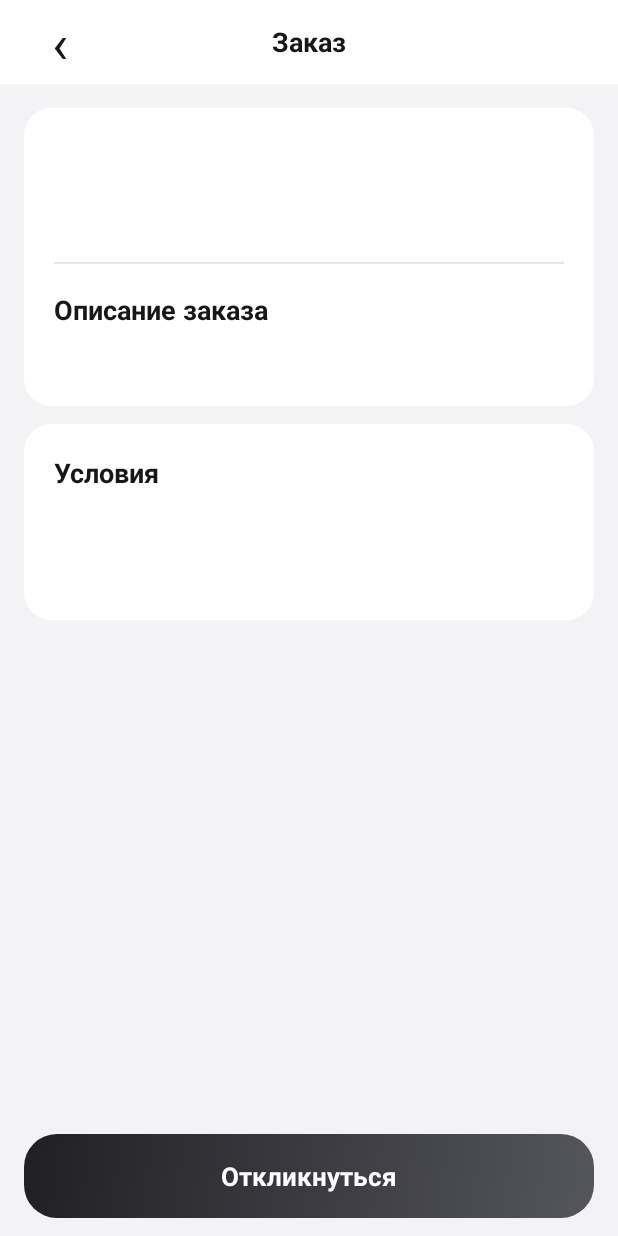
After one commit to semfi4ka/kursovaya-tri-mushketera, an Android app: the OrderDetailsActivity screen opened directly, with no data from a screen before it, on a phone screen of 412 x 824 dp. The commit adds this screen. Run offline under Robolectric (Android 15) with nearby library versions, the phone set to English and light mode, and no system bars.

Commit message:
Add order details screen

```diff
--- a/app/src/main/AndroidManifest.xml
+++ b/app/src/main/AndroidManifest.xml
@@ -12,6 +12,9 @@
         android:supportsRtl="true"
         android:theme="@style/Theme.Kursach">
         <activity
+            android:name=".OrderDetailsActivity"
+            android:exported="false" />
+        <activity
             android:name=".MainActivity"
             android:exported="true"
             android:windowSoftInputMode="adjustResize">
--- a/app/src/main/java/com/example/kursach/MainActivity.java
+++ b/app/src/main/java/com/example/kursach/MainActivity.java
@@ -1,6 +1,7 @@
 package com.example.kursach;
 
 import android.os.Bundle;
+import android.content.Intent;
 import android.text.Editable;
 import android.text.TextWatcher;
 import android.view.LayoutInflater;
@@ -10,6 +11,7 @@ import android.widget.CheckBox;
 import android.widget.EditText;
 import android.widget.LinearLayout;
 import android.widget.Spinner;
+import android.widget.TextView;
 import android.widget.Toast;
 
 import java.util.Locale;
@@ -51,9 +53,10 @@ public class MainActivity extends AppCompatActivity {
         findViewById(R.id.listTab).setOnClickListener(v -> setMapMode(false));
         findViewById(R.id.mapTab).setOnClickListener(v -> setMapMode(true));
         for (int i = 0; i < mapMarkers.length; i++) {
-            final int orderNumber = i + 1;
-            mapMarkers[i].setOnClickListener(v -> Toast.makeText(this,
-                    "Демонстрационная точка заказа №" + orderNumber, Toast.LENGTH_SHORT).show());
+            final int orderIndex = i;
+            mapMarkers[i].setOnClickListener(v -> openOrderDetails(orderIndex));
+            View card = orderCards.getChildAt(i);
+            card.setOnClickListener(v -> openOrderDetails(orderIndex));
         }
         searchInput.addTextChangedListener(new TextWatcher() {
             @Override public void beforeTextChanged(CharSequence s, int start, int count, int after) { }
@@ -79,6 +82,32 @@ public class MainActivity extends AppCompatActivity {
                 ? R.drawable.segmented_unselected : R.drawable.segmented_selected);
         findViewById(R.id.mapTab).setBackgroundResource(showMap
                 ? R.drawable.segmented_selected : R.drawable.segmented_unselected);
+    }
+
+    private void openOrderDetails(int orderIndex) {
+        View card = orderCards.getChildAt(orderIndex);
+        if (!(card instanceof LinearLayout) || card.getVisibility() != View.VISIBLE) return;
+        LinearLayout cardContent = (LinearLayout) card;
+        String date = ((TextView) cardContent.getChildAt(0)).getText().toString();
+        String title = ((TextView) cardContent.getChildAt(1)).getText().toString();
+        String description = ((TextView) cardContent.getChildAt(2)).getText().toString();
+        String tag = String.valueOf(card.getTag()).toLowerCase(Locale.ROOT);
+        String city = "Город не указан";
+        for (int i = 1; i < CITIES.length; i++) {
+            if (tag.contains(CITIES[i].toLowerCase(Locale.ROOT))) {
+                city = CITIES[i];
+                break;
+            }
+        }
+        String workMode = tag.contains("дистанц") || tag.contains("удалён")
+                || tag.contains("удаленно") ? "Дистанционно" : "На месте";
+        Intent intent = new Intent(this, OrderDetailsActivity.class);
+        intent.putExtra(OrderDetailsActivity.EXTRA_DATE, date);
+        intent.putExtra(OrderDetailsActivity.EXTRA_TITLE, title);
+        intent.putExtra(OrderDetailsActivity.EXTRA_DESCRIPTION, description);
+        intent.putExtra(OrderDetailsActivity.EXTRA_CITY, city);
+        intent.putExtra(OrderDetailsActivity.EXTRA_WORK_MODE, workMode);
+        startActivity(intent);
     }
 
     private void showFilters() {
--- /dev/null
+++ b/app/src/main/java/com/example/kursach/OrderDetailsActivity.java
@@ -0,0 +1,35 @@
+package com.example.kursach;
+
+import android.os.Bundle;
+import android.widget.TextView;
+import android.widget.Toast;
+
+import androidx.appcompat.app.AppCompatActivity;
+
+public class OrderDetailsActivity extends AppCompatActivity {
+    public static final String EXTRA_DATE = "order_date";
+    public static final String EXTRA_TITLE = "order_title";
+    public static final String EXTRA_DESCRIPTION = "order_description";
+    public static final String EXTRA_CITY = "order_city";
+    public static final String EXTRA_WORK_MODE = "order_work_mode";
+
+    @Override
+    protected void onCreate(Bundle savedInstanceState) {
+        super.onCreate(savedInstanceState);
+        setContentView(R.layout.activity_order_details);
+
+        findViewById(R.id.backButton).setOnClickListener(view -> finish());
+        ((TextView) findViewById(R.id.orderDate)).setText(
+                getIntent().getStringExtra(EXTRA_DATE));
+        ((TextView) findViewById(R.id.orderTitle)).setText(
+                getIntent().getStringExtra(EXTRA_TITLE));
+        ((TextView) findViewById(R.id.orderDescription)).setText(
+                getIntent().getStringExtra(EXTRA_DESCRIPTION));
+        ((TextView) findViewById(R.id.orderCity)).setText(
+                getIntent().getStringExtra(EXTRA_CITY));
+        ((TextView) findViewById(R.id.orderWorkMode)).setText(
+                getIntent().getStringExtra(EXTRA_WORK_MODE));
+        findViewById(R.id.respondButton).setOnClickListener(view ->
+                Toast.makeText(this, "Отклик будет доступен в следующих этапах", Toast.LENGTH_SHORT).show());
+    }
+}
--- /dev/null
+++ b/app/src/main/res/layout/activity_order_details.xml
@@ -0,0 +1,146 @@
+<?xml version="1.0" encoding="utf-8"?>
+<LinearLayout xmlns:android="http://schemas.android.com/apk/res/android"
+    android:id="@+id/orderDetailsRoot"
+    android:layout_width="match_parent"
+    android:layout_height="match_parent"
+    android:background="#F3F3F5"
+    android:orientation="vertical">
+
+    <LinearLayout
+        android:layout_width="match_parent"
+        android:layout_height="56dp"
+        android:background="#FFFFFF"
+        android:gravity="center_vertical"
+        android:orientation="horizontal"
+        android:paddingHorizontal="16dp">
+
+        <TextView
+            android:id="@+id/backButton"
+            android:layout_width="48dp"
+            android:layout_height="match_parent"
+            android:gravity="center"
+            android:text="‹"
+            android:textColor="#171717"
+            android:textSize="36sp" />
+
+        <TextView
+            android:layout_width="0dp"
+            android:layout_height="wrap_content"
+            android:layout_weight="1"
+            android:gravity="center"
+            android:text="Заказ"
+            android:textColor="#171717"
+            android:textSize="18sp"
+            android:textStyle="bold" />
+
+        <View android:layout_width="48dp" android:layout_height="1dp" />
+    </LinearLayout>
+
+    <ScrollView
+        android:layout_width="match_parent"
+        android:layout_height="0dp"
+        android:layout_weight="1"
+        android:clipToPadding="false">
+
+        <LinearLayout
+            android:layout_width="match_parent"
+            android:layout_height="wrap_content"
+            android:orientation="vertical"
+            android:padding="16dp">
+
+            <LinearLayout
+                android:layout_width="match_parent"
+                android:layout_height="wrap_content"
+                android:background="@drawable/rounded_white"
+                android:orientation="vertical"
+                android:padding="20dp">
+
+                <TextView
+                    android:id="@+id/orderDate"
+                    android:layout_width="wrap_content"
+                    android:layout_height="wrap_content"
+                    android:textColor="#85858D"
+                    android:textSize="14sp" />
+
+                <TextView
+                    android:id="@+id/orderTitle"
+                    android:layout_width="match_parent"
+                    android:layout_height="wrap_content"
+                    android:layout_marginTop="10dp"
+                    android:textColor="#171717"
+                    android:textSize="26sp"
+                    android:textStyle="bold" />
+
+                <View
+                    android:layout_width="match_parent"
+                    android:layout_height="1dp"
+                    android:layout_marginVertical="18dp"
+                    android:background="#E5E5E8" />
+
+                <TextView
+                    android:layout_width="wrap_content"
+                    android:layout_height="wrap_content"
+                    android:text="Описание заказа"
+                    android:textColor="#171717"
+                    android:textSize="18sp"
+                    android:textStyle="bold" />
+
+                <TextView
+                    android:id="@+id/orderDescription"
+                    android:layout_width="match_parent"
+                    android:layout_height="wrap_content"
+                    android:layout_marginTop="10dp"
+                    android:lineSpacingExtra="4dp"
+                    android:textColor="#29292D"
+                    android:textSize="16sp" />
+            </LinearLayout>
+
+            <LinearLayout
+                android:layout_width="match_parent"
+                android:layout_height="wrap_content"
+                android:layout_marginTop="12dp"
+                android:background="@drawable/rounded_white"
+                android:orientation="vertical"
+                android:padding="20dp">
+
+                <TextView
+                    android:layout_width="wrap_content"
+                    android:layout_height="wrap_content"
+                    android:text="Условия"
+                    android:textColor="#171717"
+                    android:textSize="18sp"
+                    android:textStyle="bold" />
+
+                <TextView
+                    android:id="@+id/orderWorkMode"
+                    android:layout_width="match_parent"
+                    android:layout_height="wrap_content"
+                    android:layout_marginTop="14dp"
+                    android:textColor="#29292D"
+                    android:textSize="16sp" />
+
+                <TextView
+                    android:id="@+id/orderCity"
+                    android:layout_width="match_parent"
+                    android:layout_height="wrap_content"
+                    android:layout_marginTop="8dp"
+                    android:textColor="#29292D"
+                    android:textSize="16sp" />
+            </LinearLayout>
+        </LinearLayout>
+    </ScrollView>
+
+    <TextView
+        android:id="@+id/respondButton"
+        android:layout_width="match_parent"
+        android:layout_height="56dp"
+        android:layout_marginHorizontal="16dp"
+        android:layout_marginTop="10dp"
+        android:layout_marginBottom="12dp"
+        android:background="@drawable/category_tile_dark"
+        android:gravity="center"
+        android:text="Откликнуться"
+        android:textColor="#FFFFFF"
+        android:textSize="17sp"
+        android:textStyle="bold" />
+</LinearLayout>
```
